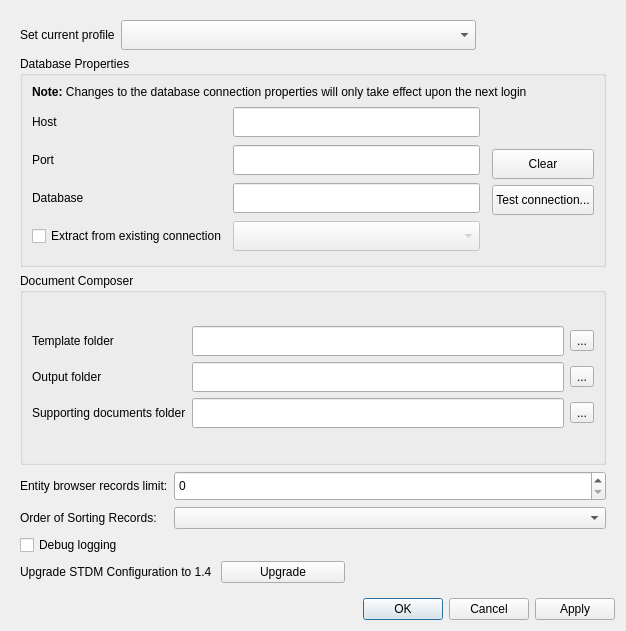
The window that ui/ui_options.ui (gltn/stdm) describes before a commit, drawn with Qt 5.
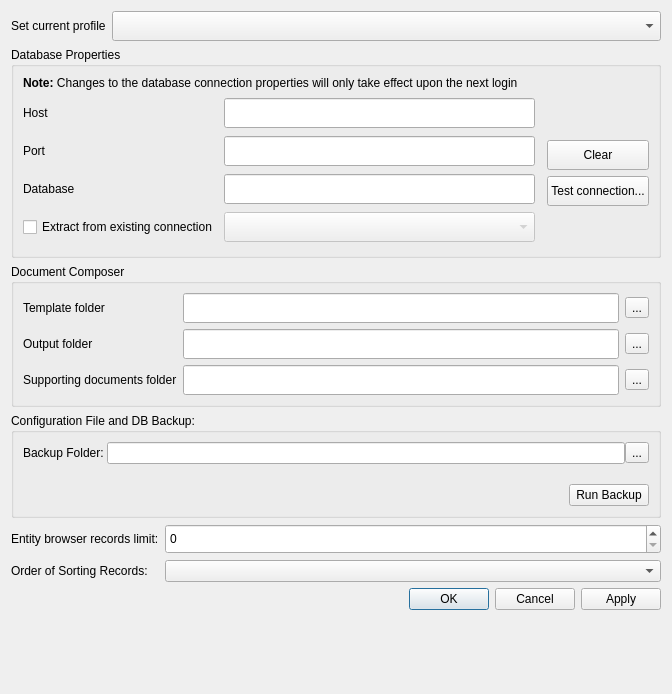
The same window after the commit. Icons and pictures are not drawn.

Commit message:
Add backup feature for the current configuration file and DB
Now you can do a backup of the current configuration file (stc file)
and the current database from the STDM menu.

```diff
--- a/ui/ui_options.ui
+++ b/ui/ui_options.ui
@@ -6,8 +6,8 @@
    <rect>
     <x>0</x>
     <y>0</y>
-    <width>626</width>
-    <height>631</height>
+    <width>672</width>
+    <height>694</height>
    </rect>
   </property>
   <property name="sizePolicy">
@@ -19,32 +19,38 @@
   <property name="windowTitle">
    <string>Options</string>
   </property>
-  <layout class="QVBoxLayout" name="verticalLayout">
+  <layout class="QVBoxLayout" name="verticalLayout_4">
    <item>
     <layout class="QVBoxLayout" name="vlNotification"/>
    </item>
    <item>
-    <widget class="QScrollArea" name="scrollArea">
-     <property name="frameShape">
-      <enum>QFrame::NoFrame</enum>
-     </property>
-     <property name="frameShadow">
-      <enum>QFrame::Sunken</enum>
-     </property>
-     <property name="widgetResizable">
-      <bool>true</bool>
-     </property>
-     <widget class="QWidget" name="scrollAreaWidgetContents">
-      <property name="geometry">
-       <rect>
-        <x>0</x>
-        <y>0</y>
-        <width>608</width>
-        <height>576</height>
-       </rect>
-      </property>
-      <layout class="QGridLayout" name="gridLayout_5">
-       <item row="3" column="0" colspan="4">
+    <layout class="QGridLayout" name="gridLayout_7" rowstretch="0">
+     <item row="0" column="0">
+      <widget class="QLabel" name="label">
+       <property name="text">
+        <string>Set current profile</string>
+       </property>
+      </widget>
+     </item>
+     <item row="0" column="1">
+      <widget class="QComboBox" name="cbo_profiles">
+       <property name="sizePolicy">
+        <sizepolicy hsizetype="Expanding" vsizetype="Fixed">
+         <horstretch>0</horstretch>
+         <verstretch>0</verstretch>
+        </sizepolicy>
+       </property>
+       <property name="minimumSize">
+        <size>
+         <width>0</width>
+         <height>30</height>
+        </size>
+       </property>
+      </widget>
+     </item>
+    </layout>
+   </item>
+   <item>
         <widget class="QGroupBox" name="groupBox">
          <property name="title">
           <string>Database Properties</string>
@@ -232,92 +238,7 @@
          </layout>
         </widget>
        </item>
-       <item row="0" column="0" colspan="3">
-        <layout class="QGridLayout" name="gridLayout_7" rowstretch="0">
-         <item row="0" column="0">
-          <widget class="QLabel" name="label">
-           <property name="text">
-            <string>Set current profile</string>
-           </property>
-          </widget>
-         </item>
-         <item row="0" column="1">
-          <widget class="QComboBox" name="cbo_profiles">
-           <property name="sizePolicy">
-            <sizepolicy hsizetype="Expanding" vsizetype="Fixed">
-             <horstretch>0</horstretch>
-             <verstretch>0</verstretch>
-            </sizepolicy>
-           </property>
-           <property name="minimumSize">
-            <size>
-             <width>0</width>
-             <height>30</height>
-            </size>
-           </property>
-          </widget>
-         </item>
-        </layout>
-       </item>
-       <item row="6" column="0" colspan="4">
-        <layout class="QGridLayout" name="gridLayout_6">
-         <item row="0" column="0">
-          <widget class="QLabel" name="label_10">
-           <property name="text">
-            <string>Entity browser records limit:</string>
-           </property>
-          </widget>
-         </item>
-         <item row="1" column="0">
-          <widget class="QLabel" name="label_11">
-           <property name="text">
-            <string>Order of Sorting Records:</string>
-           </property>
-          </widget>
-         </item>
-         <item row="1" column="1">
-          <widget class="QComboBox" name="cbSortOrder"/>
-         </item>
-         <item row="0" column="1">
-          <widget class="QSpinBox" name="edtEntityRecords">
-           <property name="sizePolicy">
-            <sizepolicy hsizetype="Minimum" vsizetype="Fixed">
-             <horstretch>1</horstretch>
-             <verstretch>0</verstretch>
-            </sizepolicy>
-           </property>
-           <property name="minimumSize">
-            <size>
-             <width>0</width>
-             <height>30</height>
-            </size>
-           </property>
-          </widget>
-         </item>
-        </layout>
-       </item>
-       <item row="8" column="0">
-        <widget class="QCheckBox" name="chk_logging">
-         <property name="text">
-          <string>Debug logging</string>
-         </property>
-        </widget>
-       </item>
-       <item row="9" column="0">
-        <widget class="QLabel" name="label_9">
-         <property name="text">
-          <string>Upgrade STDM Configuration to 1.4 </string>
-         </property>
-        </widget>
-       </item>
-       <item row="9" column="1">
-        <widget class="QPushButton" name="upgradeButton">
-         <property name="text">
-          <string>Upgrade</string>
-         </property>
-        </widget>
-       </item>
-       <item row="5" column="0" colspan="4">
+   <item>
         <widget class="QGroupBox" name="groupBox_3">
          <property name="sizePolicy">
           <sizepolicy hsizetype="Preferred" vsizetype="Fixed">
@@ -471,9 +392,138 @@
          </layout>
         </widget>
        </item>
-      </layout>
-     </widget>
+   <item>
+    <widget class="QGroupBox" name="groupBox_2">
+     <property name="title">
+      <string>Configuration File and DB Backup: </string>
+     </property>
+     <layout class="QVBoxLayout" name="verticalLayout_3">
+      <property name="spacing">
+       <number>7</number>
+      </property>
+      <item>
+       <layout class="QVBoxLayout" name="verticalLayout">
+        <property name="spacing">
+         <number>0</number>
+        </property>
+        <property name="bottomMargin">
+         <number>0</number>
+        </property>
+        <item>
+         <layout class="QHBoxLayout" name="horizontalLayout_2">
+          <property name="bottomMargin">
+           <number>0</number>
+          </property>
+          <item>
+           <widget class="QLabel" name="label_9">
+            <property name="text">
+             <string>Backup Folder: </string>
+            </property>
+           </widget>
+          </item>
+          <item>
+           <widget class="QLineEdit" name="edtBackupFolder">
+            <property name="readOnly">
+             <bool>true</bool>
+            </property>
+           </widget>
+          </item>
+          <item>
+           <widget class="QToolButton" name="tbBackupFolder">
+            <property name="text">
+             <string>...</string>
+            </property>
+            <property name="icon">
+             <iconset resource="../resources.qrc">
+              <normaloff>:/plugins/stdm/images/icons/open_file.png</normaloff>:/plugins/stdm/images/icons/open_file.png</iconset>
+            </property>
+           </widget>
+          </item>
+         </layout>
+        </item>
+        <item>
+         <layout class="QHBoxLayout" name="horizontalLayout_3">
+          <property name="topMargin">
+           <number>20</number>
+          </property>
+          <item>
+           <spacer name="horizontalSpacer_2">
+            <property name="orientation">
+             <enum>Qt::Horizontal</enum>
+            </property>
+            <property name="sizeHint" stdset="0">
+             <size>
+              <width>40</width>
+              <height>20</height>
+             </size>
+            </property>
+           </spacer>
+          </item>
+          <item>
+           <widget class="QPushButton" name="btnBackup">
+            <property name="text">
+             <string>Run Backup</string>
+            </property>
+           </widget>
+          </item>
+         </layout>
+        </item>
+       </layout>
+      </item>
+     </layout>
     </widget>
+   </item>
+   <item>
+    <layout class="QGridLayout" name="gridLayout_6">
+     <item row="1" column="1">
+      <widget class="QComboBox" name="cbSortOrder"/>
+     </item>
+     <item row="0" column="1">
+      <widget class="QSpinBox" name="edtEntityRecords">
+       <property name="sizePolicy">
+        <sizepolicy hsizetype="Minimum" vsizetype="Fixed">
+         <horstretch>1</horstretch>
+         <verstretch>0</verstretch>
+        </sizepolicy>
+       </property>
+       <property name="minimumSize">
+        <size>
+         <width>0</width>
+         <height>30</height>
+        </size>
+       </property>
+      </widget>
+     </item>
+     <item row="1" column="0">
+      <widget class="QLabel" name="label_11">
+       <property name="text">
+        <string>Order of Sorting Records:</string>
+       </property>
+      </widget>
+     </item>
+     <item row="0" column="0">
+      <widget class="QLabel" name="label_10">
+       <property name="text">
+        <string>Entity browser records limit:</string>
+       </property>
+      </widget>
+     </item>
+    </layout>
+   </item>
+   <item>
+    <layout class="QHBoxLayout" name="horizontalLayout">
+     <item>
+      <spacer name="horizontalSpacer">
+       <property name="orientation">
+        <enum>Qt::Horizontal</enum>
+       </property>
+       <property name="sizeHint" stdset="0">
+        <size>
+         <width>40</width>
+         <height>20</height>
+        </size>
+       </property>
+      </spacer>
    </item>
    <item>
     <widget class="QDialogButtonBox" name="buttonBox">
@@ -486,6 +536,32 @@
     </widget>
    </item>
   </layout>
+   </item>
+   <item>
+    <spacer name="verticalSpacer_3">
+     <property name="orientation">
+      <enum>Qt::Vertical</enum>
+     </property>
+     <property name="sizeHint" stdset="0">
+      <size>
+       <width>20</width>
+       <height>40</height>
+      </size>
+     </property>
+    </spacer>
+   </item>
+  </layout>
+  <zorder>buttonBox</zorder>
+  <zorder>layoutWidget</zorder>
+  <zorder>groupBox</zorder>
+  <zorder>layoutWidget_2</zorder>
+  <zorder>layoutWidget_3</zorder>
+  <zorder>groupBox_3</zorder>
+  <zorder>label_11</zorder>
+  <zorder>label_10</zorder>
+  <zorder>groupBox_2</zorder>
+  <zorder>horizontalSpacer</zorder>
+  <zorder>verticalSpacer_3</zorder>
  </widget>
  <resources>
   <include location="../resources.qrc"/>
```
Lines whose indentation alone changed are shown as unchanged. The commit also changes 8 other files.
